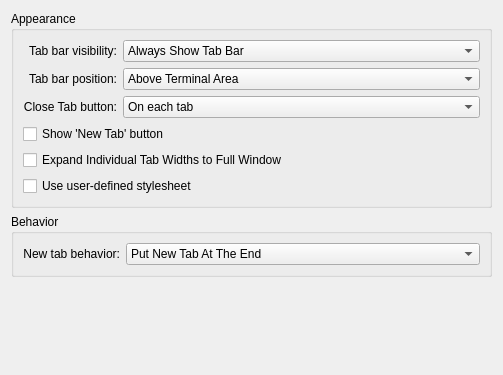
Before: the Qt Designer form src/settings/TabBarSettings.ui in KDE/konsole, drawn with Qt 5.
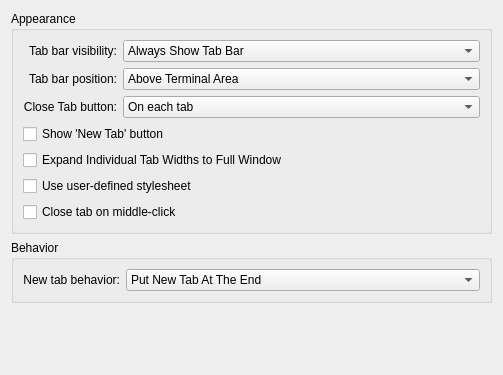
After: the same form once the commit is applied. Custom widgets are drawn as their Qt base class.

Commit message: Add close tab and create new tab on middle click event

```diff
--- a/src/settings/TabBarSettings.ui
+++ b/src/settings/TabBarSettings.ui
@@ -151,6 +151,13 @@
         </property>
        </widget>
       </item>
+      <item row="6" column="0" colspan="2">
+       <widget class="QCheckBox" name="kcfg_CloseTabOnMiddleMouseButton">
+        <property name="text">
+         <string>Close tab on middle-click</string>
+        </property>
+       </widget>
+      </item>
      </layout>
     </widget>
    </item>
```
The commit also changes 4 other files.
